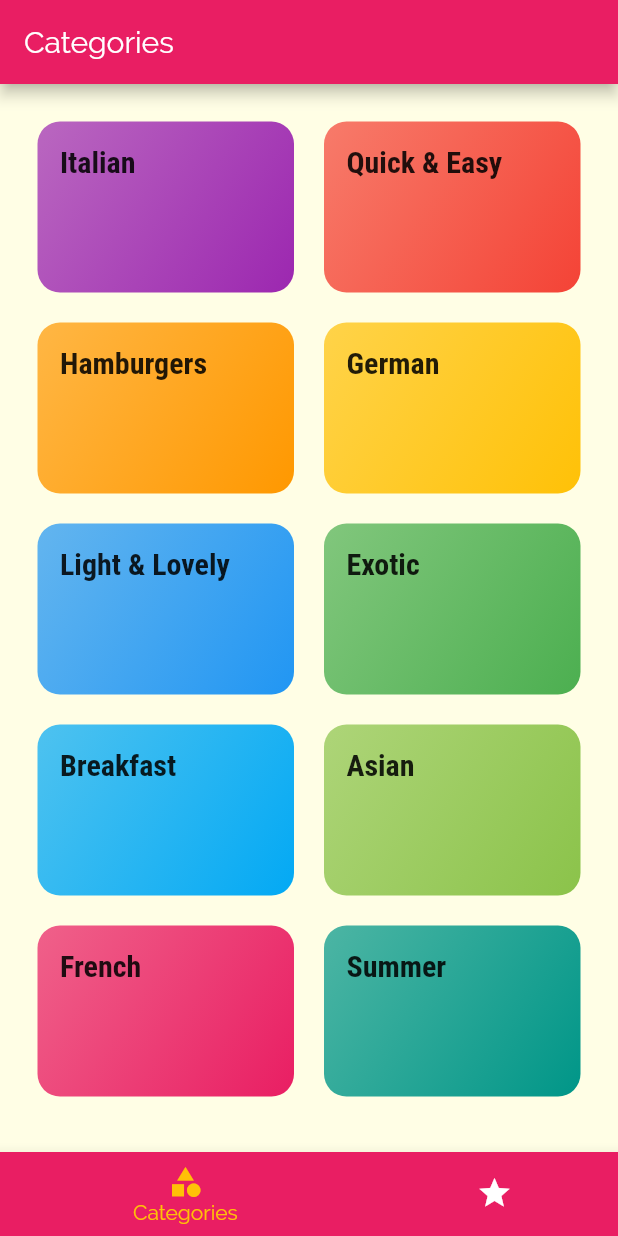
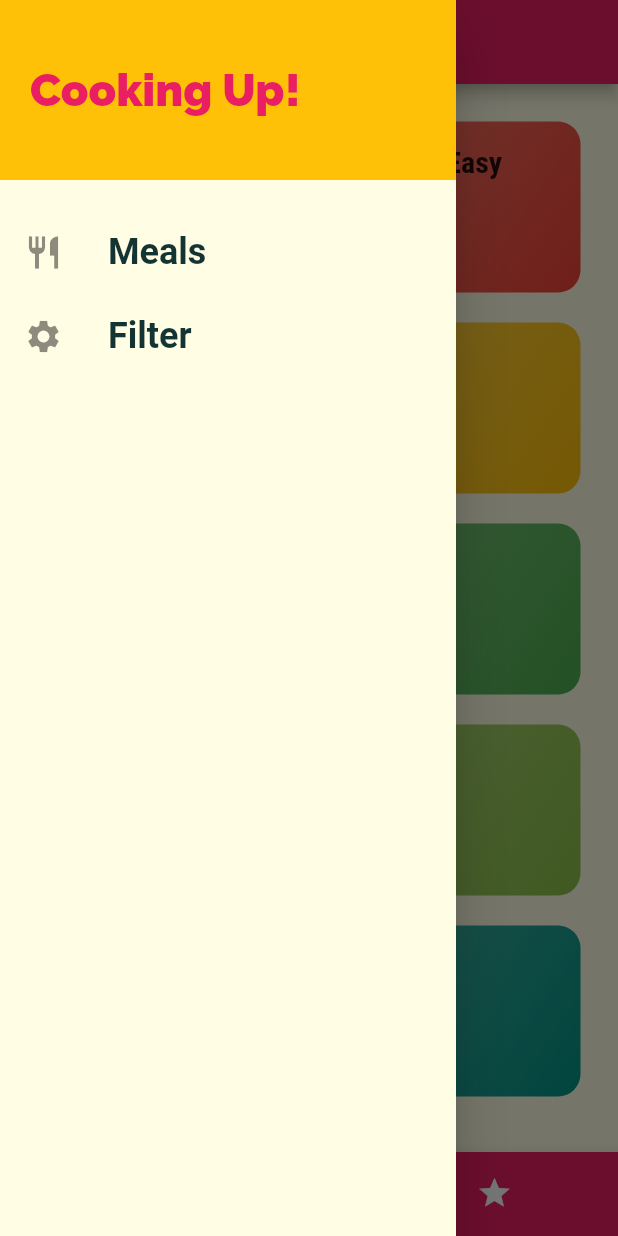
Before and after one commit to kaboosan/meals_app, a Flutter app: the screen it shows after launch, with the side drawer open (before the commit the screen has no drawer), on a phone screen of 412 x 824 dp. Run offline on Flutter 3.47's test engine with Material 2 defaults, Android fonts, the phone set to English and light mode, and no system bars; Roboto replaces fonts that are missing (RoboCondensed).

Commit message:
Add drawer menu

```diff
--- a/lib/screens/tabs_screen.dart
+++ b/lib/screens/tabs_screen.dart
@@ -1,6 +1,7 @@
 import 'package:flutter/material.dart';
 import 'package:meals_app/screens/categories_screen.dart';
 import 'package:meals_app/screens/favorites_screen.dart';
+import 'package:meals_app/widgets/main_drawer.dart';
 
 class TabsSreen extends StatefulWidget {
   @override
@@ -28,6 +29,7 @@ class _TabsSreenState extends State<TabsSreen> {
       appBar: AppBar(
         title: Text(_pages[_selectedPageIndex]['title']),
       ),
+      drawer: MainDrawer(),
       body: _pages[_selectedPageIndex]['page'],
       bottomNavigationBar: BottomNavigationBar(
         onTap: _selectPage,
--- /dev/null
+++ b/lib/widgets/main_drawer.dart
@@ -0,0 +1,45 @@
+import 'package:flutter/material.dart';
+
+class MainDrawer extends StatelessWidget {
+  Widget buildListTile(String title, IconData icon) {
+    return ListTile(
+      leading: Icon(icon, size: 26),
+      title: Text(
+        title,
+        style: TextStyle(
+            fontFamily: 'RoboCondensed',
+            fontSize: 24,
+            fontWeight: FontWeight.bold),
+      ),
+    );
+  }
+
+  @override
+  Widget build(BuildContext context) {
+    return Drawer(
+      child: Column(
+        children: [
+          Container(
+            height: 120,
+            width: double.infinity,
+            padding: EdgeInsets.all(20),
+            alignment: Alignment.centerLeft,
+            color: Theme.of(context).accentColor,
+            child: Text(
+              'Cooking Up!',
+              style: TextStyle(
+                  fontWeight: FontWeight.w900,
+                  fontSize: 30,
+                  color: Theme.of(context).primaryColor),
+            ),
+          ),
+          SizedBox(
+            height: 20,
+          ),
+          buildListTile('Meals', Icons.restaurant),
+          buildListTile('Filter', Icons.settings),
+        ],
+      ),
+    );
+  }
+}
```
